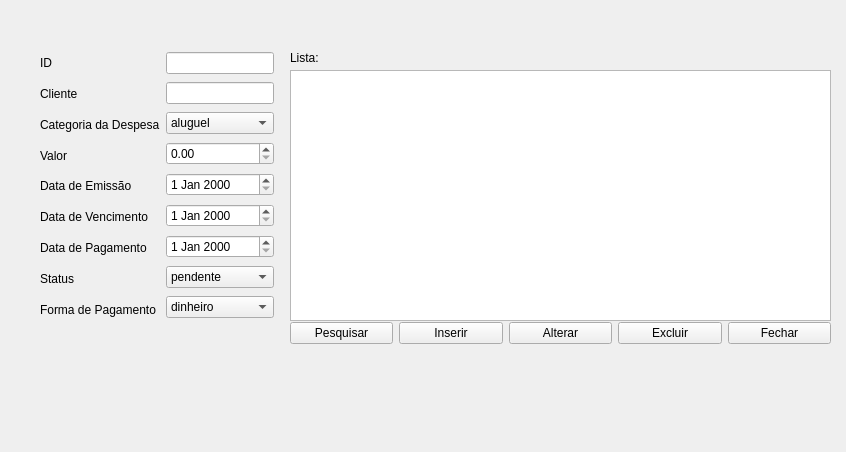
This is erp-projeto/contasreceberwindow.ui in jaques-lo/erp-projeto as Qt 5 draws it before an edit. The edited form follows.
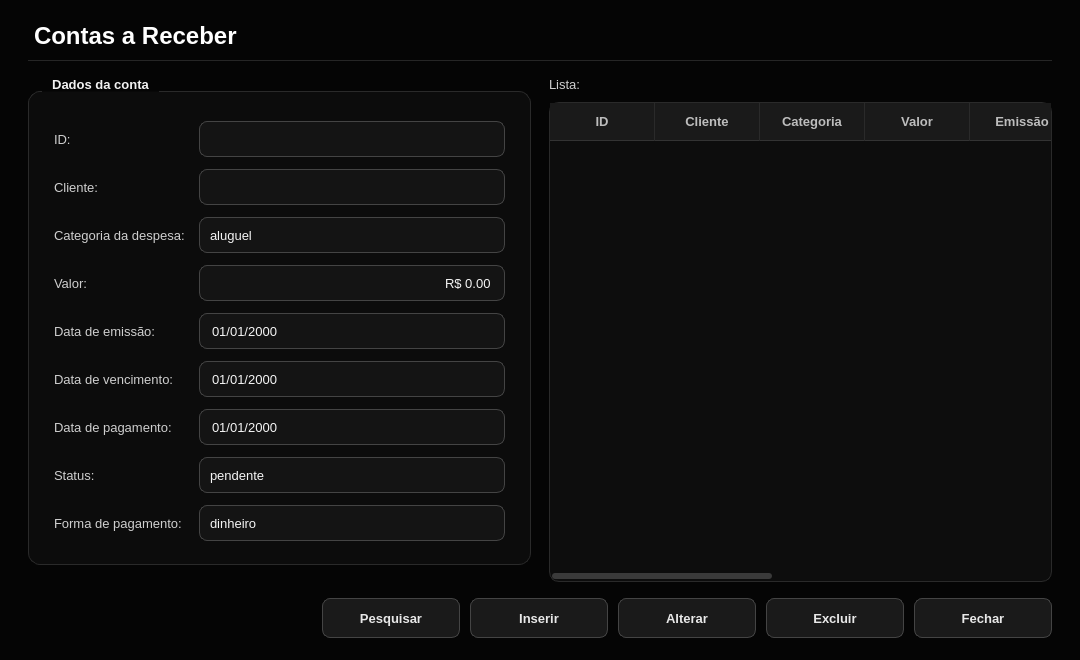
This is the edited form.

Commit message:
Atualiza fontes do projeto ERP (telas e login, Tela de Sobra) e adiciona logoBG
Arquivos de importância para alterar e rodar na máquina: código (cpp/h/pro), telas (ui), recursos (qrc) e imagem da logoBG.

Patch:
```diff
--- a/erp-projeto/contasreceberwindow.ui
+++ b/erp-projeto/contasreceberwindow.ui
@@ -6,246 +6,1187 @@
    <rect>
     <x>0</x>
     <y>0</y>
-    <width>846</width>
-    <height>452</height>
+    <width>1080</width>
+    <height>660</height>
    </rect>
   </property>
+  <property name="minimumSize">
+   <size>
+    <width>864</width>
+    <height>528</height>
+   </size>
+  </property>
   <property name="windowTitle">
-   <string>Form</string>
-  </property>
-  <widget class="QWidget" name="layoutWidget">
-   <property name="geometry">
-    <rect>
-     <x>290</x>
-     <y>320</y>
-     <width>541</width>
-     <height>26</height>
-    </rect>
-   </property>
-   <layout class="QHBoxLayout" name="horizontalLayout_2">
-    <item>
-     <widget class="QPushButton" name="pushButton">
-      <property name="text">
-       <string>Pesquisar</string>
-      </property>
-     </widget>
-    </item>
-    <item>
-     <widget class="QPushButton" name="pushButton_2">
-      <property name="text">
-       <string>Inserir</string>
-      </property>
-     </widget>
-    </item>
-    <item>
-     <widget class="QPushButton" name="pushButton_3">
-      <property name="text">
-       <string>Alterar</string>
-      </property>
-     </widget>
-    </item>
-    <item>
-     <widget class="QPushButton" name="pushButton_4">
-      <property name="text">
-       <string>Excluir</string>
-      </property>
-     </widget>
-    </item>
-    <item>
-     <widget class="QPushButton" name="pushButton_5">
-      <property name="text">
-       <string>Fechar</string>
-      </property>
-     </widget>
-    </item>
-   </layout>
-  </widget>
-  <widget class="QWidget" name="layoutWidget_2">
-   <property name="geometry">
-    <rect>
-     <x>40</x>
-     <y>50</y>
-     <width>234</width>
-     <height>272</height>
-    </rect>
-   </property>
-   <layout class="QHBoxLayout" name="horizontalLayout">
-    <item>
-     <layout class="QVBoxLayout" name="verticalLayout">
-      <item>
-       <widget class="QLabel" name="label_10">
-        <property name="text">
-         <string>ID</string>
-        </property>
-       </widget>
-      </item>
-      <item>
-       <widget class="QLabel" name="label">
-        <property name="text">
-         <string>Cliente</string>
-        </property>
-       </widget>
-      </item>
-      <item>
-       <widget class="QLabel" name="label_9">
-        <property name="text">
-         <string>Categoria da Despesa</string>
-        </property>
-       </widget>
-      </item>
-      <item>
-       <widget class="QLabel" name="label_2">
-        <property name="text">
-         <string>Valor</string>
-        </property>
-       </widget>
-      </item>
-      <item>
-       <widget class="QLabel" name="label_8">
-        <property name="text">
-         <string>Data de Emissão</string>
-        </property>
-       </widget>
-      </item>
-      <item>
-       <widget class="QLabel" name="label_3">
-        <property name="text">
-         <string>Data de Vencimento</string>
-        </property>
-       </widget>
-      </item>
-      <item>
-       <widget class="QLabel" name="label_6">
-        <property name="text">
-         <string>Data de Pagamento</string>
-        </property>
-       </widget>
-      </item>
-      <item>
-       <widget class="QLabel" name="label_4">
-        <property name="text">
-         <string>Status</string>
-        </property>
-       </widget>
-      </item>
-      <item>
-       <widget class="QLabel" name="label_7">
-        <property name="text">
-         <string>Forma de Pagamento</string>
-        </property>
-       </widget>
-      </item>
-     </layout>
-    </item>
-    <item>
-     <layout class="QVBoxLayout" name="verticalLayout_2">
-      <item>
-       <widget class="QLineEdit" name="lineEdit"/>
-      </item>
-      <item>
-       <widget class="QLineEdit" name="lineEdit_2"/>
-      </item>
-      <item>
-       <widget class="QComboBox" name="comboBox">
-        <item>
-         <property name="text">
-          <string>aluguel</string>
-         </property>
-        </item>
-        <item>
-         <property name="text">
-          <string>fornecedor</string>
-         </property>
-        </item>
-        <item>
-         <property name="text">
-          <string>salário</string>
-         </property>
-        </item>
-       </widget>
-      </item>
-      <item>
-       <widget class="QDoubleSpinBox" name="doubleSpinBox"/>
-      </item>
-      <item>
-       <widget class="QDateEdit" name="dateEdit"/>
-      </item>
-      <item>
-       <widget class="QDateEdit" name="dateEdit_2"/>
-      </item>
-      <item>
-       <widget class="QDateEdit" name="dateEdit_3"/>
-      </item>
-      <item>
-       <widget class="QComboBox" name="comboBox_2">
-        <item>
-         <property name="text">
-          <string>pendente</string>
-         </property>
-        </item>
-        <item>
-         <property name="text">
-          <string>pago</string>
-         </property>
-        </item>
-        <item>
-         <property name="text">
-          <string>atrasado</string>
-         </property>
-        </item>
-       </widget>
-      </item>
-      <item>
-       <widget class="QComboBox" name="comboBox_3">
-        <item>
-         <property name="text">
-          <string>dinheiro</string>
-         </property>
-        </item>
-        <item>
-         <property name="text">
-          <string>débito</string>
-         </property>
-        </item>
-        <item>
-         <property name="text">
-          <string>crédito</string>
-         </property>
-        </item>
-        <item>
-         <property name="text">
-          <string>pix</string>
-         </property>
-        </item>
-       </widget>
-      </item>
-     </layout>
-    </item>
-   </layout>
-  </widget>
-  <widget class="QLabel" name="label_5">
-   <property name="geometry">
-    <rect>
-     <x>290</x>
-     <y>50</y>
-     <width>49</width>
-     <height>16</height>
-    </rect>
-   </property>
-   <property name="text">
-    <string>Lista:</string>
-   </property>
-  </widget>
-  <widget class="QTableWidget" name="tableWidget">
-   <property name="geometry">
-    <rect>
-     <x>290</x>
-     <y>70</y>
-     <width>541</width>
-     <height>251</height>
-    </rect>
-   </property>
-  </widget>
+   <string>Contas a Receber</string>
+  </property>
+  <property name="palette">
+   <palette>
+    <active>
+     <colorrole role="WindowText">
+      <brush brushstyle="SolidPattern">
+       <color alpha="255">
+        <red>232</red>
+        <green>232</green>
+        <blue>232</blue>
+       </color>
+      </brush>
+     </colorrole>
+     <colorrole role="Button">
+      <brush brushstyle="SolidPattern">
+       <color alpha="255">
+        <red>26</red>
+        <green>26</green>
+        <blue>26</blue>
+       </color>
+      </brush>
+     </colorrole>
+     <colorrole role="Text">
+      <brush brushstyle="SolidPattern">
+       <color alpha="255">
+        <red>245</red>
+        <green>245</green>
+        <blue>245</blue>
+       </color>
+      </brush>
+     </colorrole>
+     <colorrole role="ButtonText">
+      <brush brushstyle="SolidPattern">
+       <color alpha="255">
+        <red>232</red>
+        <green>232</green>
+        <blue>232</blue>
+       </color>
+      </brush>
+     </colorrole>
+     <colorrole role="Base">
+      <brush brushstyle="SolidPattern">
+       <color alpha="255">
+        <red>20</red>
+        <green>20</green>
+        <blue>20</blue>
+       </color>
+      </brush>
+     </colorrole>
+     <colorrole role="AlternateBase">
+      <brush brushstyle="SolidPattern">
+       <color alpha="255">
+        <red>19</red>
+        <green>19</green>
+        <blue>19</blue>
+       </color>
+      </brush>
+     </colorrole>
+     <colorrole role="Window">
+      <brush brushstyle="SolidPattern">
+       <color alpha="255">
+        <red>5</red>
+        <green>5</green>
+        <blue>5</blue>
+       </color>
+      </brush>
+     </colorrole>
+     <colorrole role="Highlight">
+      <brush brushstyle="SolidPattern">
+       <color alpha="255">
+        <red>119</red>
+        <green>119</green>
+        <blue>119</blue>
+       </color>
+      </brush>
+     </colorrole>
+     <colorrole role="HighlightedText">
+      <brush brushstyle="SolidPattern">
+       <color alpha="255">
+        <red>255</red>
+        <green>255</green>
+        <blue>255</blue>
+       </color>
+      </brush>
+     </colorrole>
+     <colorrole role="PlaceholderText">
+      <brush brushstyle="SolidPattern">
+       <color alpha="255">
+        <red>119</red>
+        <green>119</green>
+        <blue>119</blue>
+       </color>
+      </brush>
+     </colorrole>
+    </active>
+    <inactive>
+     <colorrole role="WindowText">
+      <brush brushstyle="SolidPattern">
+       <color alpha="255">
+        <red>232</red>
+        <green>232</green>
+        <blue>232</blue>
+       </color>
+      </brush>
+     </colorrole>
+     <colorrole role="Button">
+      <brush brushstyle="SolidPattern">
+       <color alpha="255">
+        <red>26</red>
+        <green>26</green>
+        <blue>26</blue>
+       </color>
+      </brush>
+     </colorrole>
+     <colorrole role="Text">
+      <brush brushstyle="SolidPattern">
+       <color alpha="255">
+        <red>245</red>
+        <green>245</green>
+        <blue>245</blue>
+       </color>
+      </brush>
+     </colorrole>
+     <colorrole role="ButtonText">
+      <brush brushstyle="SolidPattern">
+       <color alpha="255">
+        <red>232</red>
+        <green>232</green>
+        <blue>232</blue>
+       </color>
+      </brush>
+     </colorrole>
+     <colorrole role="Base">
+      <brush brushstyle="SolidPattern">
+       <color alpha="255">
+        <red>20</red>
+        <green>20</green>
+        <blue>20</blue>
+       </color>
+      </brush>
+     </colorrole>
+     <colorrole role="AlternateBase">
+      <brush brushstyle="SolidPattern">
+       <color alpha="255">
+        <red>19</red>
+        <green>19</green>
+        <blue>19</blue>
+       </color>
+      </brush>
+     </colorrole>
+     <colorrole role="Window">
+      <brush brushstyle="SolidPattern">
+       <color alpha="255">
+        <red>5</red>
+        <green>5</green>
+        <blue>5</blue>
+       </color>
+      </brush>
+     </colorrole>
+     <colorrole role="Highlight">
+      <brush brushstyle="SolidPattern">
+       <color alpha="255">
+        <red>119</red>
+        <green>119</green>
+        <blue>119</blue>
+       </color>
+      </brush>
+     </colorrole>
+     <colorrole role="HighlightedText">
+      <brush brushstyle="SolidPattern">
+       <color alpha="255">
+        <red>255</red>
+        <green>255</green>
+        <blue>255</blue>
+       </color>
+      </brush>
+     </colorrole>
+     <colorrole role="PlaceholderText">
+      <brush brushstyle="SolidPattern">
+       <color alpha="255">
+        <red>119</red>
+        <green>119</green>
+        <blue>119</blue>
+       </color>
+      </brush>
+     </colorrole>
+    </inactive>
+    <disabled>
+     <colorrole role="WindowText">
+      <brush brushstyle="SolidPattern">
+       <color alpha="255">
+        <red>102</red>
+        <green>102</green>
+        <blue>102</blue>
+       </color>
+      </brush>
+     </colorrole>
+     <colorrole role="Button">
+      <brush brushstyle="SolidPattern">
+       <color alpha="255">
+        <red>26</red>
+        <green>26</green>
+        <blue>26</blue>
+       </color>
+      </brush>
+     </colorrole>
+     <colorrole role="Text">
+      <brush brushstyle="SolidPattern">
+       <color alpha="255">
+        <red>102</red>
+        <green>102</green>
+        <blue>102</blue>
+       </color>
+      </brush>
+     </colorrole>
+     <colorrole role="ButtonText">
+      <brush brushstyle="SolidPattern">
+       <color alpha="255">
+        <red>102</red>
+        <green>102</green>
+        <blue>102</blue>
+       </color>
+      </brush>
+     </colorrole>
+     <colorrole role="Base">
+      <brush brushstyle="SolidPattern">
+       <color alpha="255">
+        <red>20</red>
+        <green>20</green>
+        <blue>20</blue>
+       </color>
+      </brush>
+     </colorrole>
+     <colorrole role="AlternateBase">
+      <brush brushstyle="SolidPattern">
+       <color alpha="255">
+        <red>19</red>
+        <green>19</green>
+        <blue>19</blue>
+       </color>
+      </brush>
+     </colorrole>
+     <colorrole role="Window">
+      <brush brushstyle="SolidPattern">
+       <color alpha="255">
+        <red>5</red>
+        <green>5</green>
+        <blue>5</blue>
+       </color>
+      </brush>
+     </colorrole>
+     <colorrole role="Highlight">
+      <brush brushstyle="SolidPattern">
+       <color alpha="255">
+        <red>119</red>
+        <green>119</green>
+        <blue>119</blue>
+       </color>
+      </brush>
+     </colorrole>
+     <colorrole role="HighlightedText">
+      <brush brushstyle="SolidPattern">
+       <color alpha="255">
+        <red>255</red>
+        <green>255</green>
+        <blue>255</blue>
+       </color>
+      </brush>
+     </colorrole>
+     <colorrole role="PlaceholderText">
+      <brush brushstyle="SolidPattern">
+       <color alpha="255">
+        <red>119</red>
+        <green>119</green>
+        <blue>119</blue>
+       </color>
+      </brush>
+     </colorrole>
+    </disabled>
+   </palette>
+  </property>
+  <property name="styleSheet">
+   <string notr="true">#ContasReceberWindow {
+    background-color: #050505;
+}
+
+QWidget {
+    font-family: "Segoe UI", "DejaVu Sans", "Noto Sans", sans-serif;
+    font-size: 10pt;
+}
+
+/* ---------- Textos ---------- */
+QLabel {
+    color: #cfcfcf;
+    background: transparent;
+    font-weight: normal;
+}
+
+QLabel#lblTitulo {
+    color: #ffffff;
+    font-size: 18pt;
+    font-weight: bold;
+    padding-bottom: 10px;
+    border-bottom: 1px solid #262626;
+}
+
+QLabel[role="section"] {
+    color: #ffffff;
+    font-size: 11pt;
+    font-weight: bold;
+}
+
+QLabel[role="hint"] {
+    color: #777777;
+    font-size: 9pt;
+}
+
+QLabel[role="value"] {
+    color: #ffffff;
+    font-weight: bold;
+}
+
+QToolTip {
+    background-color: #1a1a1a;
+    color: #f5f5f5;
+    border: 1px solid #444444;
+    padding: 4px 8px;
+}
+
+/* ---------- Cartões / grupos ---------- */
+QGroupBox {
+    background-color: #0c0c0c;
+    border: 1px solid #2a2a2a;
+    border-radius: 12px;
+    margin-top: 14px;
+    padding: 20px 16px 14px 16px;
+    color: #f2f2f2;
+    font-weight: bold;
+}
+
+QGroupBox::title {
+    subcontrol-origin: margin;
+    subcontrol-position: top left;
+    left: 14px;
+    padding: 0 8px;
+    color: #f2f2f2;
+}
+
+QFrame[variant="card"] {
+    background-color: #0c0c0c;
+    border: 1px solid #2a2a2a;
+    border-radius: 12px;
+}
+
+QFrame#lineSep {
+    background-color: #2a2a2a;
+    border: none;
+}
+
+/* ---------- Campos de entrada ---------- */
+QLineEdit,
+QComboBox,
+QAbstractSpinBox,
+QDateEdit,
+QDateTimeEdit {
+    background-color: #141414;
+    color: #f5f5f5;
+    border: 1px solid #444444;
+    border-radius: 8px;
+    padding: 6px 10px;
+    min-height: 22px;
+    selection-background-color: #777777;
+    selection-color: #ffffff;
+    font-weight: normal;
+}
+
+QLineEdit:hover,
+QComboBox:hover,
+QAbstractSpinBox:hover,
+QDateEdit:hover,
+QDateTimeEdit:hover {
+    border: 1px solid #666666;
+}
+
+QLineEdit:focus,
+QComboBox:focus,
+QAbstractSpinBox:focus,
+QDateEdit:focus,
+QDateTimeEdit:focus {
+    border: 1px solid #d8d8d8;
+    background-color: #181818;
+}
+
+QLineEdit:read-only,
+QAbstractSpinBox:read-only {
+    color: #bdbdbd;
+}
+
+QLineEdit:disabled,
+QComboBox:disabled,
+QAbstractSpinBox:disabled,
+QDateEdit:disabled,
+QDateTimeEdit:disabled {
+    background-color: #0e0e0e;
+    color: #666666;
+    border: 1px solid #2a2a2a;
+}
+
+/* Campo de total (somente leitura, em destaque) */
+QDoubleSpinBox[variant="total"] {
+    font-size: 20pt;
+    font-weight: bold;
+    color: #ffffff;
+    background-color: #0a0a0a;
+    border: 1px solid #333333;
+    padding: 8px 14px;
+    min-height: 36px;
+}
+
+/* ---------- ComboBox / Data ---------- */
+QComboBox {
+    padding-right: 30px;
+}
+
+QComboBox::drop-down,
+QDateEdit::drop-down,
+QDateTimeEdit::drop-down {
+    subcontrol-origin: padding;
+    subcontrol-position: center right;
+    width: 28px;
+    border: none;
+    background: transparent;
+}
+
+QComboBox::down-arrow,
+QDateEdit::down-arrow,
+QDateTimeEdit::down-arrow {
+    image: none;
+    width: 0px;
+    height: 0px;
+    border-left: 5px solid transparent;
+    border-right: 5px solid transparent;
+    border-top: 6px solid #bdbdbd;
+    margin-right: 8px;
+}
+
+QComboBox QAbstractItemView {
+    background-color: #141414;
+    color: #f5f5f5;
+    border: 1px solid #444444;
+    selection-background-color: #2e2e2e;
+    selection-color: #ffffff;
+    outline: 0;
+}
+
+/* ---------- SpinBox com botões ---------- */
+QSpinBox {
+    padding-right: 26px;
+}
+
+QSpinBox::up-button {
+    subcontrol-origin: border;
+    subcontrol-position: top right;
+    width: 22px;
+    border: none;
+    background: transparent;
+}
+
+QSpinBox::down-button {
+    subcontrol-origin: border;
+    subcontrol-position: bottom right;
+    width: 22px;
+    border: none;
+    background: transparent;
+}
+
+QSpinBox::up-arrow {
+    image: none;
+    width: 0px;
+    height: 0px;
+    border-left: 4px solid transparent;
+    border-right: 4px solid transparent;
+    border-bottom: 5px solid #bdbdbd;
+}
+
+QSpinBox::down-arrow {
+    image: none;
+    width: 0px;
+    height: 0px;
+    border-left: 4px solid transparent;
+    border-right: 4px solid transparent;
+    border-top: 5px solid #bdbdbd;
+}
+
+/* ---------- Calendário (popup do QDateEdit) ---------- */
+QCalendarWidget QWidget {
+    background-color: #141414;
+    color: #f5f5f5;
+}
+
+QCalendarWidget QToolButton {
+    background-color: transparent;
+    color: #f5f5f5;
+    border: none;
+    padding: 4px 8px;
+}
+
+QCalendarWidget QAbstractItemView:enabled {
+    background-color: #0d0d0d;
+    color: #f5f5f5;
+    selection-background-color: #f2f2f2;
+    selection-color: #080808;
+}
+
+QCalendarWidget QAbstractItemView:disabled {
+    color: #555555;
+}
+
+/* ---------- CheckBox ---------- */
+QCheckBox {
+    color: #e8e8e8;
+    background: transparent;
+    spacing: 10px;
+    font-weight: normal;
+}
+
+QCheckBox::indicator {
+    width: 18px;
+    height: 18px;
+    border: 1px solid #555555;
+    border-radius: 5px;
+    background-color: #141414;
+}
+
+QCheckBox::indicator:hover {
+    border: 1px solid #999999;
+}
+
+QCheckBox::indicator:checked {
+    background-color: #f2f2f2;
+    border: 1px solid #f2f2f2;
+}
+
+/* ---------- Botões ---------- */
+QPushButton {
+    background-color: #1a1a1a;
+    color: #e8e8e8;
+    border: 1px solid #444444;
+    border-radius: 8px;
+    padding: 8px 22px;
+    min-height: 22px;
+    min-width: 92px;
+    font-weight: bold;
+}
+
+QPushButton:hover {
+    background-color: #262626;
+    border: 1px solid #666666;
+    color: #ffffff;
+}
+
+QPushButton:pressed {
+    background-color: #333333;
+}
+
+QPushButton:disabled {
+    background-color: #111111;
+    color: #555555;
+    border: 1px solid #2a2a2a;
+}
+
+QPushButton[variant="primary"] {
+    background-color: #f2f2f2;
+    color: #080808;
+    border: 1px solid #f2f2f2;
+}
+
+QPushButton[variant="primary"]:hover {
+    background-color: #d2d2d2;
+    border: 1px solid #d2d2d2;
+    color: #080808;
+}
+
+QPushButton[variant="primary"]:pressed {
+    background-color: #aaaaaa;
+    border: 1px solid #aaaaaa;
+}
+
+QPushButton[variant="danger"] {
+    background-color: transparent;
+    color: #ff9494;
+    border: 1px solid #6b2f2f;
+}
+
+QPushButton[variant="danger"]:hover {
+    background-color: #2a1212;
+    color: #ffb4b4;
+    border: 1px solid #a04444;
+}
+
+QPushButton[variant="danger"]:pressed {
+    background-color: #3a1818;
+}
+
+QPushButton[variant="ghost"] {
+    background-color: transparent;
+    color: #bdbdbd;
+    border: 1px solid #333333;
+}
+
+QPushButton[variant="ghost"]:hover {
+    background-color: #1a1a1a;
+    color: #ffffff;
+    border: 1px solid #666666;
+}
+
+/* ---------- Tabelas ---------- */
+QTableWidget,
+QTableView {
+    background-color: #0d0d0d;
+    alternate-background-color: #131313;
+    color: #e8e8e8;
+    gridline-color: #232323;
+    border: 1px solid #2a2a2a;
+    border-radius: 10px;
+    selection-background-color: #2f2f2f;
+    selection-color: #ffffff;
+    outline: 0;
+}
+
+QTableWidget::item,
+QTableView::item {
+    padding: 4px 8px;
+    border: none;
+}
+
+QHeaderView {
+    background-color: transparent;
+}
+
+QHeaderView::section {
+    background-color: #1a1a1a;
+    color: #bdbdbd;
+    padding: 9px 10px;
+    border: none;
+    border-right: 1px solid #2a2a2a;
+    border-bottom: 1px solid #333333;
+    font-weight: bold;
+}
+
+QTableCornerButton::section {
+    background-color: #1a1a1a;
+    border: none;
+}
+
+/* ---------- Barras de rolagem ---------- */
+QScrollBar:vertical {
+    background: transparent;
+    width: 10px;
+    margin: 2px;
+}
+
+QScrollBar::handle:vertical {
+    background: #3a3a3a;
+    border-radius: 3px;
+    min-height: 28px;
+}
+
+QScrollBar::handle:vertical:hover {
+    background: #5a5a5a;
+}
+
+QScrollBar:horizontal {
+    background: transparent;
+    height: 10px;
+    margin: 2px;
+}
+
+QScrollBar::handle:horizontal {
+    background: #3a3a3a;
+    border-radius: 3px;
+    min-width: 28px;
+}
+
+QScrollBar::handle:horizontal:hover {
+    background: #5a5a5a;
+}
+
+QScrollBar::add-line,
+QScrollBar::sub-line {
+    width: 0px;
+    height: 0px;
+}
+
+QScrollBar::add-page,
+QScrollBar::sub-page {
+    background: transparent;
+}
+
+/* ---------- Caixas de diálogo abertas a partir da tela ---------- */
+QMessageBox,
+QDialog {
+    background-color: #0d0d0d;
+}
+
+QMessageBox QLabel {
+    color: #f0f0f0;
+}</string>
+  </property>
+  <layout class="QVBoxLayout" name="rootLayout">
+   <property name="spacing">
+    <number>16</number>
+   </property>
+   <property name="leftMargin">
+    <number>28</number>
+   </property>
+   <property name="topMargin">
+    <number>22</number>
+   </property>
+   <property name="rightMargin">
+    <number>28</number>
+   </property>
+   <property name="bottomMargin">
+    <number>22</number>
+   </property>
+   <item>
+    <widget class="QLabel" name="lblTitulo">
+     <property name="text">
+      <string>Contas a Receber</string>
+     </property>
+    </widget>
+   </item>
+   <item>
+    <layout class="QHBoxLayout" name="lay_5">
+     <property name="spacing">
+      <number>18</number>
+     </property>
+     <property name="leftMargin">
+      <number>0</number>
+     </property>
+     <property name="topMargin">
+      <number>0</number>
+     </property>
+     <property name="rightMargin">
+      <number>0</number>
+     </property>
+     <property name="bottomMargin">
+      <number>0</number>
+     </property>
+     <item>
+      <layout class="QVBoxLayout" name="lay_3">
+       <property name="spacing">
+        <number>0</number>
+       </property>
+       <property name="leftMargin">
+        <number>0</number>
+       </property>
+       <property name="topMargin">
+        <number>0</number>
+       </property>
+       <property name="rightMargin">
+        <number>0</number>
+       </property>
+       <property name="bottomMargin">
+        <number>0</number>
+       </property>
+       <item>
+        <widget class="QGroupBox" name="grpConta">
+         <property name="title">
+          <string>Dados da conta</string>
+         </property>
+         <layout class="QGridLayout" name="lay_1">
+          <property name="horizontalSpacing">
+           <number>14</number>
+          </property>
+          <property name="verticalSpacing">
+           <number>12</number>
+          </property>
+          <item row="0" column="0">
+           <widget class="QLabel" name="label_10">
+            <property name="text">
+             <string>ID:</string>
+            </property>
+           </widget>
+          </item>
+          <item row="0" column="1">
+           <widget class="QLineEdit" name="lineEdit" />
+          </item>
+          <item row="1" column="0">
+           <widget class="QLabel" name="label">
+            <property name="text">
+             <string>Cliente:</string>
+            </property>
+           </widget>
+          </item>
+          <item row="1" column="1">
+           <widget class="QLineEdit" name="lineEdit_2" />
+          </item>
+          <item row="2" column="0">
+           <widget class="QLabel" name="label_9">
+            <property name="text">
+             <string>Categoria da despesa:</string>
+            </property>
+           </widget>
+          </item>
+          <item row="2" column="1">
+           <widget class="QComboBox" name="comboBox">
+            <item>
+             <property name="text">
+              <string>aluguel</string>
+             </property>
+            </item>
+            <item>
+             <property name="text">
+              <string>fornecedor</string>
+             </property>
+            </item>
+            <item>
+             <property name="text">
+              <string>salário</string>
+             </property>
+            </item>
+           </widget>
+          </item>
+          <item row="3" column="0">
+           <widget class="QLabel" name="label_2">
+            <property name="text">
+             <string>Valor:</string>
+            </property>
+           </widget>
+          </item>
+          <item row="3" column="1">
+           <widget class="QDoubleSpinBox" name="doubleSpinBox">
+            <property name="buttonSymbols">
+             <enum>QAbstractSpinBox::NoButtons</enum>
+            </property>
+            <property name="alignment">
+             <set>Qt::AlignRight|Qt::AlignTrailing|Qt::AlignVCenter</set>
+            </property>
+            <property name="prefix">
+             <string>R$ </string>
+            </property>
+            <property name="decimals">
+             <number>2</number>
+            </property>
+            <property name="minimum">
+             <double>0.0</double>
+            </property>
+            <property name="maximum">
+             <double>999999999.99</double>
+            </property>
+           </widget>
+          </item>
+          <item row="4" column="0">
+           <widget class="QLabel" name="label_8">
+            <property name="text">
+             <string>Data de emissão:</string>
+            </property>
+           </widget>
+          </item>
+          <item row="4" column="1">
+           <widget class="QDateEdit" name="dateEdit">
+            <property name="displayFormat">
+             <string>dd/MM/yyyy</string>
+            </property>
+            <property name="calendarPopup">
+             <bool>true</bool>
+            </property>
+           </widget>
+          </item>
+          <item row="5" column="0">
+           <widget class="QLabel" name="label_3">
+            <property name="text">
+             <string>Data de vencimento:</string>
+            </property>
+           </widget>
+          </item>
+          <item row="5" column="1">
+           <widget class="QDateEdit" name="dateEdit_2">
+            <property name="displayFormat">
+             <string>dd/MM/yyyy</string>
+            </property>
+            <property name="calendarPopup">
+             <bool>true</bool>
+            </property>
+           </widget>
+          </item>
+          <item row="6" column="0">
+           <widget class="QLabel" name="label_6">
+            <property name="text">
+             <string>Data de pagamento:</string>
+            </property>
+           </widget>
+          </item>
+          <item row="6" column="1">
+           <widget class="QDateEdit" name="dateEdit_3">
+            <property name="displayFormat">
+             <string>dd/MM/yyyy</string>
+            </property>
+            <property name="calendarPopup">
+             <bool>true</bool>
+            </property>
+           </widget>
+          </item>
+          <item row="7" column="0">
+           <widget class="QLabel" name="label_4">
+            <property name="text">
+             <string>Status:</string>
+            </property>
+           </widget>
+          </item>
+          <item row="7" column="1">
+           <widget class="QComboBox" name="comboBox_2">
+            <item>
+             <property name="text">
+              <string>pendente</string>
+             </property>
+            </item>
+            <item>
+             <property name="text">
+              <string>pago</string>
+             </property>
+            </item>
+            <item>
+             <property name="text">
+              <string>atrasado</string>
+             </property>
+            </item>
+           </widget>
+          </item>
+          <item row="8" column="0">
+           <widget class="QLabel" name="label_7">
+            <property name="text">
+             <string>Forma de pagamento:</string>
+            </property>
+           </widget>
+          </item>
+          <item row="8" column="1">
+           <widget class="QComboBox" name="comboBox_3">
+            <item>
+             <property name="text">
+              <string>dinheiro</string>
+             </property>
+            </item>
+            <item>
+             <property name="text">
+              <string>débito</string>
+             </property>
+            </item>
+            <item>
+             <property name="text">
+              <string>crédito</string>
+             </property>
+            </item>
+            <item>
+             <property name="text">
+              <string>pix</string>
+             </property>
+            </item>
+           </widget>
+          </item>
+         </layout>
+        </widget>
+       </item>
+       <item>
+        <spacer name="spacer_2">
+         <property name="orientation">
+          <enum>Qt::Vertical</enum>
+         </property>
+         <property name="sizeHint" stdset="0">
+          <size>
+           <width>40</width>
+           <height>20</height>
+          </size>
+         </property>
+        </spacer>
+       </item>
+      </layout>
+     </item>
+     <item>
+      <layout class="QVBoxLayout" name="lay_4">
+       <property name="spacing">
+        <number>10</number>
+       </property>
+       <property name="leftMargin">
+        <number>0</number>
+       </property>
+       <property name="topMargin">
+        <number>0</number>
+       </property>
+       <property name="rightMargin">
+        <number>0</number>
+       </property>
+       <property name="bottomMargin">
+        <number>0</number>
+       </property>
+       <item>
+        <widget class="QLabel" name="label_5">
+         <property name="text">
+          <string>Lista:</string>
+         </property>
+         <property name="role" stdset="0">
+          <string>section</string>
+         </property>
+        </widget>
+       </item>
+       <item>
+        <widget class="QTableWidget" name="tableWidget">
+         <property name="alternatingRowColors">
+          <bool>true</bool>
+         </property>
+         <property name="selectionBehavior">
+          <enum>QAbstractItemView::SelectRows</enum>
+         </property>
+         <property name="showGrid">
+          <bool>false</bool>
+         </property>
+         <attribute name="horizontalHeaderDefaultSectionSize">
+          <number>105</number>
+         </attribute>
+         <attribute name="horizontalHeaderStretchLastSection">
+          <bool>true</bool>
+         </attribute>
+         <attribute name="verticalHeaderVisible">
+          <bool>false</bool>
+         </attribute>
+         <column>
+          <property name="text">
+           <string>ID</string>
+          </property>
+         </column>
+         <column>
+          <property name="text">
+           <string>Cliente</string>
+          </property>
+         </column>
+         <column>
+          <property name="text">
+           <string>Categoria</string>
+          </property>
+         </column>
+         <column>
+          <property name="text">
+           <string>Valor</string>
+          </property>
+         </column>
+         <column>
+          <property name="text">
+           <string>Emissão</string>
+          </property>
+         </column>
+         <column>
+          <property name="text">
+           <string>Vencimento</string>
+          </property>
+         </column>
+         <column>
+          <property name="text">
+           <string>Pagamento</string>
+          </property>
+         </column>
+         <column>
+          <property name="text">
+           <string>Status</string>
+          </property>
+         </column>
+         <column>
+          <property name="text">
+           <string>Forma</string>
+          </property>
+         </column>
+        </widget>
+       </item>
+      </layout>
+     </item>
+    </layout>
+   </item>
+   <item>
+    <layout class="QHBoxLayout" name="lay_7">
+     <property name="spacing">
+      <number>10</number>
+     </property>
+     <property name="leftMargin">
+      <number>0</number>
+     </property>
+     <property name="topMargin">
+      <number>0</number>
+     </property>
+     <property name="rightMargin">
+      <number>0</number>
+     </property>
+     <property name="bottomMargin">
+      <number>0</number>
+     </property>
+     <item>
+      <spacer name="spacer_6">
+       <property name="orientation">
+        <enum>Qt::Horizontal</enum>
+       </property>
+       <property name="sizeHint" stdset="0">
+        <size>
+         <width>40</width>
+         <height>20</height>
+        </size>
+       </property>
+      </spacer>
+     </item>
+     <item>
+      <widget class="QPushButton" name="pushButton">
+       <property name="text">
+        <string>Pesquisar</string>
+       </property>
+       <property name="cursor">
+        <cursorShape>PointingHandCursor</cursorShape>
+       </property>
+      </widget>
+     </item>
+     <item>
+      <widget class="QPushButton" name="pushButton_2">
+       <property name="text">
+        <string>Inserir</string>
+       </property>
+       <property name="variant" stdset="0">
+        <string>primary</string>
+       </property>
+       <property name="cursor">
+        <cursorShape>PointingHandCursor</cursorShape>
+       </property>
+      </widget>
+     </item>
+     <item>
+      <widget class="QPushButton" name="pushButton_3">
+       <property name="text">
+        <string>Alterar</string>
+       </property>
+       <property name="cursor">
+        <cursorShape>PointingHandCursor</cursorShape>
+       </property>
+      </widget>
+     </item>
+     <item>
+      <widget class="QPushButton" name="pushButton_4">
+       <property name="text">
+        <string>Excluir</string>
+       </property>
+       <property name="variant" stdset="0">
+        <string>danger</string>
+       </property>
+       <property name="cursor">
+        <cursorShape>PointingHandCursor</cursorShape>
+       </property>
+      </widget>
+     </item>
+     <item>
+      <widget class="QPushButton" name="pushButton_5">
+       <property name="text">
+        <string>Fechar</string>
+       </property>
+       <property name="variant" stdset="0">
+        <string>ghost</string>
+       </property>
+       <property name="cursor">
+        <cursorShape>PointingHandCursor</cursorShape>
+       </property>
+      </widget>
+     </item>
+    </layout>
+   </item>
+  </layout>
  </widget>
  <resources/>
  <connections>
```
Left out of the diff: 12 changed lines with no effect on the pictures. The commit also changes 23 other files.
